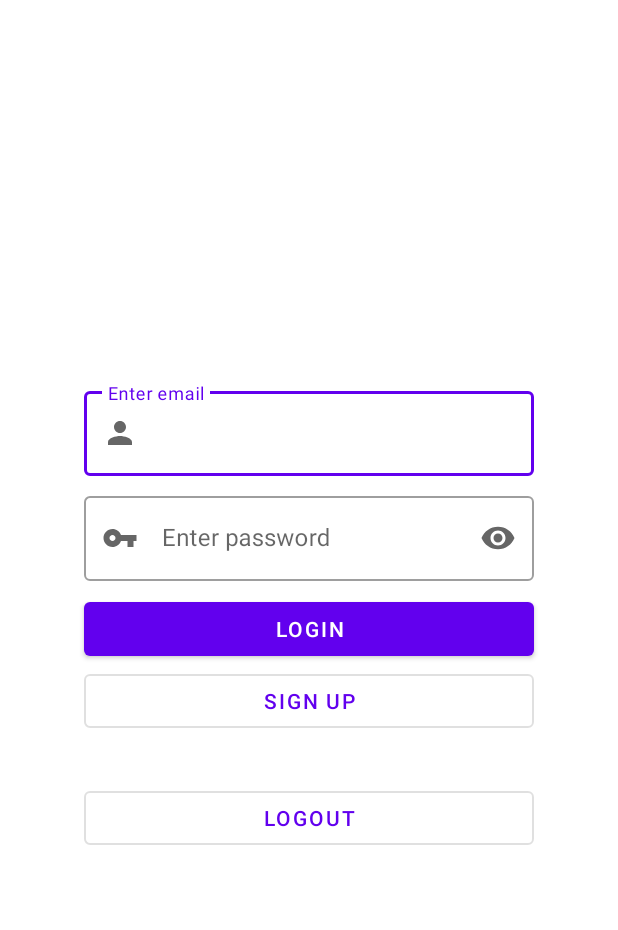
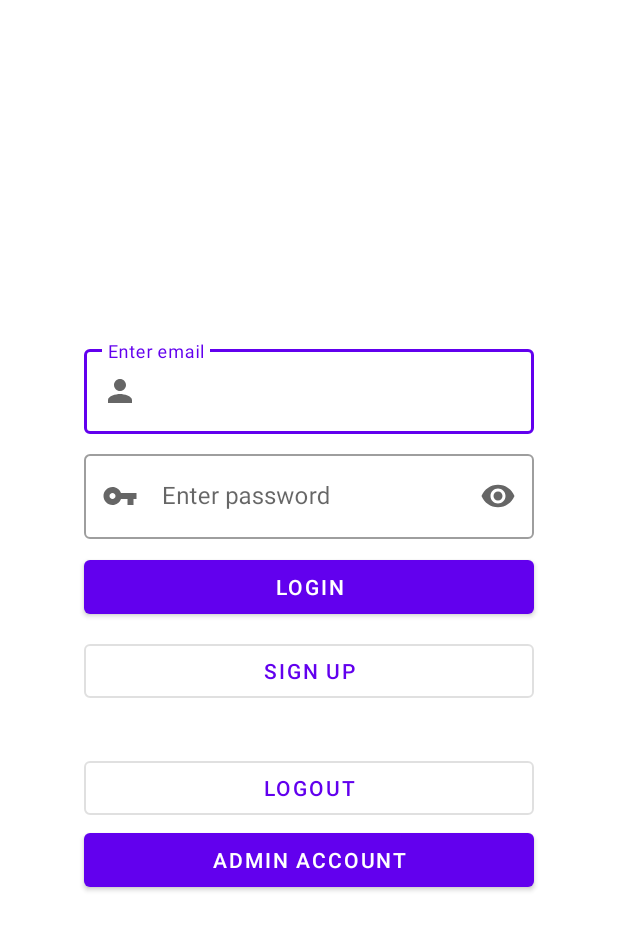
Before and after one commit to gdscewha-3rd/Project-Community, an Android app: the AuthActivity screen opened directly, with no data from a screen before it, on a phone screen of 412 x 824 dp. Shown: the top 930 px of the screen. Run offline under Robolectric (Android 15) with nearby library versions, the phone set to English and light mode, and no system bars; our stand-ins replace Firebase (no records; nobody signed in at launch, a user with empty details on screens opened directly).

Commit message:
admin 계정 추가

```diff
--- a/app/src/main/res/layout/activity_auth.xml
+++ b/app/src/main/res/layout/activity_auth.xml
@@ -35,7 +35,7 @@
             style="@style/Widget.MaterialComponents.TextInputLayout.OutlinedBox"
             android:layout_width="@dimen/loginpage_width"
             android:layout_height="wrap_content"
-            android:layout_marginTop="@dimen/margin_10"
+            android:layout_marginTop="@dimen/margin_8"
             android:hint="@string/enter_your_password"
             app:endIconMode="password_toggle"
             app:startIconDrawable="@drawable/ic_password">
@@ -53,15 +53,14 @@
             style="@style/Widget.MaterialComponents.TextInputLayout.OutlinedBox"
             android:layout_width="@dimen/loginpage_width"
             android:layout_height="wrap_content"
-            android:layout_marginTop="@dimen/margin_10"
+            android:layout_marginTop="@dimen/margin_8"
             android:hint="Enter user name"
             android:visibility="gone">
 
             <com.google.android.material.textfield.TextInputEditText
                 android:id="@+id/username_et"
                 android:layout_width="match_parent"
-                android:layout_height="wrap_content"
-                android:inputType="textPassword" />
+                android:layout_height="wrap_content" />
 
         </com.google.android.material.textfield.TextInputLayout>
 
@@ -69,13 +68,14 @@
             android:id="@+id/login_btn"
             android:layout_width="@dimen/loginpage_width"
             android:layout_height="wrap_content"
-            android:layout_marginTop="@dimen/margin_10"
+            android:layout_marginTop="@dimen/margin_8"
             android:text="@string/login" />
 
         <Button
             android:id="@+id/signup_btn"
             style="?attr/materialButtonOutlinedStyle"
             android:layout_width="@dimen/loginpage_width"
+            android:layout_marginTop="@dimen/margin_8"
             android:layout_height="wrap_content"
             android:text="@string/sign_up" />
 
@@ -83,6 +83,7 @@
             android:id="@+id/sign_btn"
             android:layout_width="@dimen/loginpage_width"
             android:layout_height="wrap_content"
+            android:layout_marginTop="@dimen/margin_8"
             android:text="@string/sign_up"
             android:visibility="gone" />
 
@@ -91,10 +92,11 @@
             style="@style/Widget.MaterialComponents.Button.Icon"
             android:layout_width="@dimen/loginpage_width"
             android:layout_height="wrap_content"
-            android:layout_marginTop="@dimen/margin_10"
+            android:layout_marginTop="@dimen/margin_8"
             android:text="@string/login_with_google"
             android:visibility="gone"
             app:icon="@drawable/ic_email" />
+
 
         <Button
             android:id="@+id/logout_btn"
@@ -104,6 +106,12 @@
             android:layout_marginTop="30dp"
             android:text="@string/logout" />
 
+        <Button
+            android:id="@+id/admin_account_btn"
+            android:text="Admin Account"
+            android:layout_width="@dimen/loginpage_width"
+            android:layout_height="wrap_content"/>
+
     </LinearLayout>
 
 
--- a/app/src/main/res/values/dimens.xml
+++ b/app/src/main/res/values/dimens.xml
@@ -1,7 +1,7 @@
 <?xml version="1.0" encoding="utf-8"?>
 <resources>
     <dimen name="loginpage_width">300dp</dimen>
-    <dimen name="margin_10">8dp</dimen>
+    <dimen name="margin_8">8dp</dimen>
     <dimen name="square_cardview">172dp</dimen>
     <dimen name="rect_cardview">360dp</dimen>
 
```
Also changed, not shown: app/src/main/java/com/example/leafy2/login/AuthActivity.kt (+20 -0 lines), app/src/main/res/layout/activity_main.xml (+1 -7 lines).
